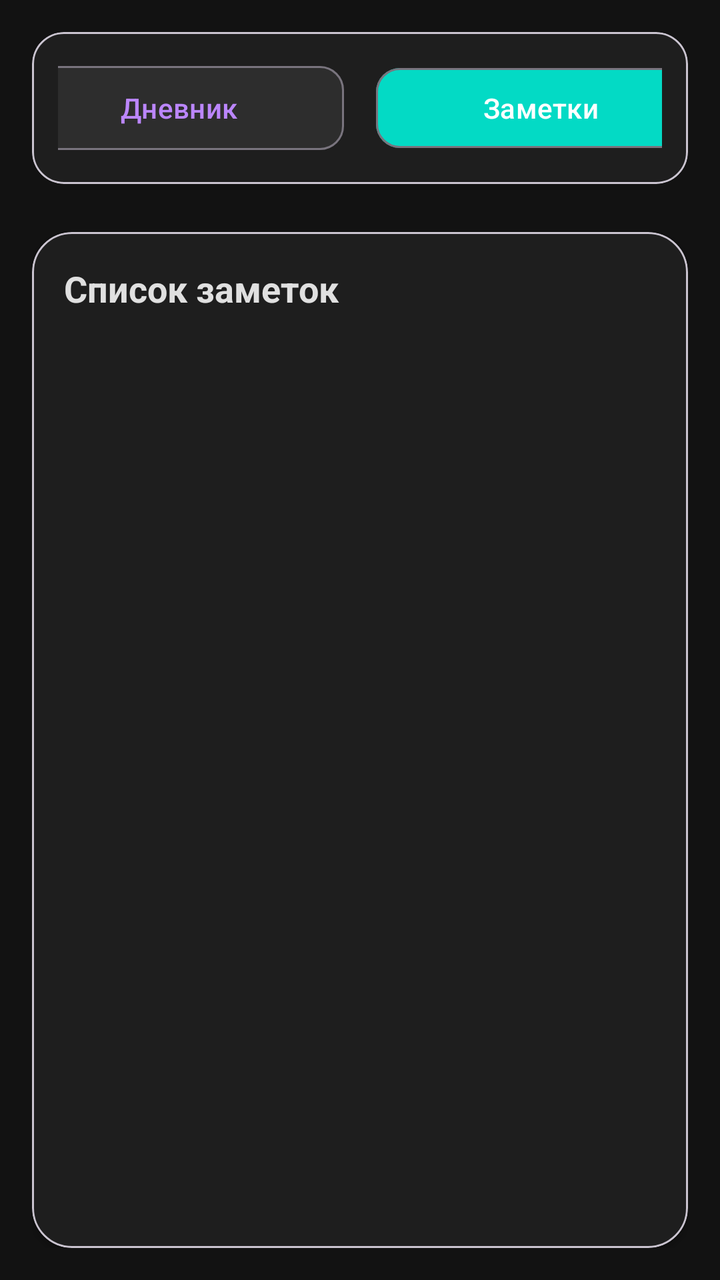
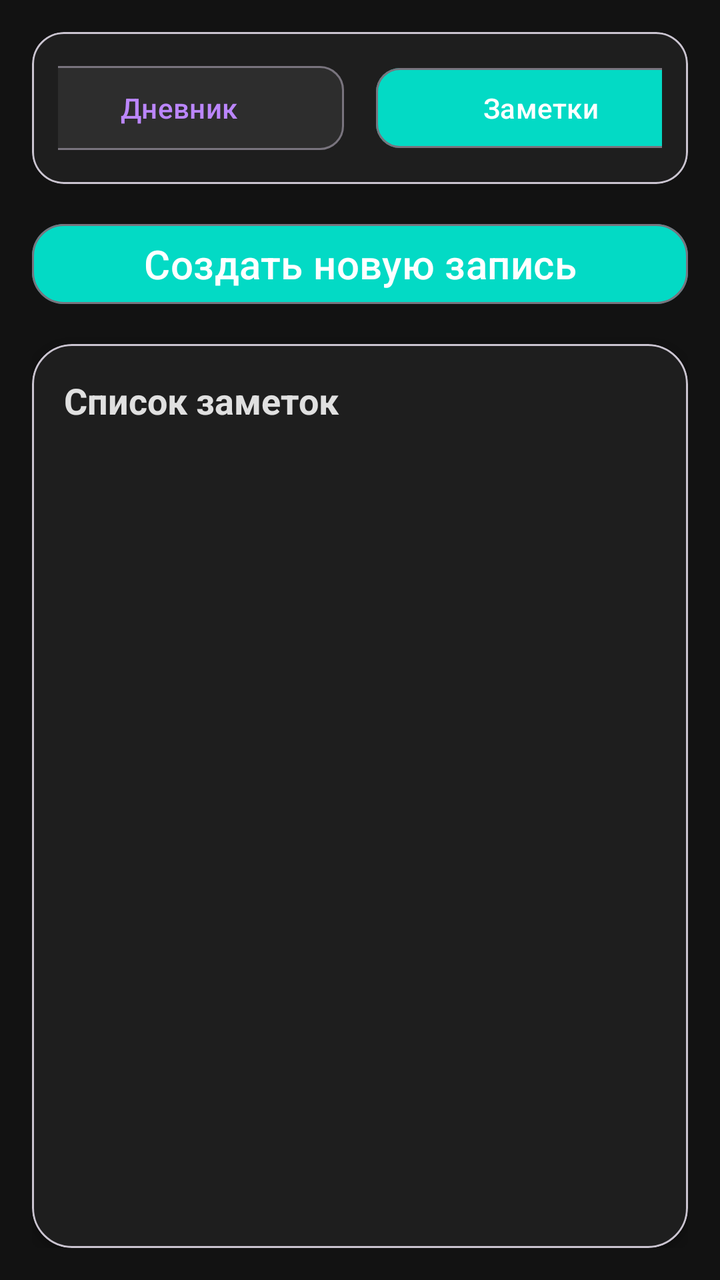

Before-and-after screenshots of an Android layout around one commit, followed by the original layout XML and the change that was made.
<!-- AndroidManifest.xml: application theme Theme.PersonalDiary -->
<!-- res/layout/activity_main.xml -->
<?xml version="1.0" encoding="utf-8"?>
<androidx.constraintlayout.widget.ConstraintLayout
    xmlns:android="http://schemas.android.com/apk/res/android"
    xmlns:app="http://schemas.android.com/apk/res-auto"
    xmlns:tools="http://schemas.android.com/tools"
    android:layout_width="match_parent"
    android:layout_height="match_parent"
    android:background="#121212"
    android:padding="16dp"
    tools:context=".MainActivity">

    <LinearLayout
        android:layout_width="match_parent"
        android:layout_height="match_parent"
        android:orientation="vertical">

        
        <com.google.android.material.card.MaterialCardView
            android:id="@+id/topAppBarCard"
            android:layout_width="match_parent"
            android:layout_height="wrap_content"
            android:layout_marginBottom="24dp"
            app:cardBackgroundColor="#1E1E1E"
            app:cardCornerRadius="16dp">

            <LinearLayout
                android:layout_width="match_parent"
                android:layout_height="match_parent"
                android:orientation="horizontal"
                android:padding="13dp"
                android:gravity="center">

                <com.google.android.material.button.MaterialButton
                    android:id="@+id/btnDates"
                    android:layout_width="165dp"
                    android:layout_height="50dp"
                    android:layout_marginEnd="8dp"
                    android:text="Дневник"
                    android:textColor="#BB86FC"
                    app:backgroundTint="#2D2D2D"
                    app:cornerRadius="12dp"
                    style="@style/Widget.Material3.Button.OutlinedButton" />

                <com.google.android.material.button.MaterialButton
                    android:id="@+id/btnNotes"
                    android:layout_width="165dp"
                    android:layout_height="48dp"
                    android:layout_marginStart="8dp"
                    android:text="Заметки"
                    android:textColor="#FFFFFF"
                    app:backgroundTint="#03DAC5"
                    app:cornerRadius="12dp"
                    style="@style/Widget.Material3.Button.OutlinedButton" />

            </LinearLayout>
        </com.google.android.material.card.MaterialCardView>

        
        <com.google.android.material.card.MaterialCardView
            android:layout_width="match_parent"
            android:layout_height="match_parent"
            app:cardBackgroundColor="#1E1E1E"
            app:cardCornerRadius="20dp"
            app:cardElevation="2dp">

                <LinearLayout
                android:layout_width="match_parent"
                android:layout_height="match_parent"
                android:orientation="vertical"
                android:padding="16dp">

                    <TextView
                        android:layout_width="match_parent"
                        android:layout_height="wrap_content"
                        android:text="Список заметок"
                        android:textColor="#E0E0E0"
                        android:textSize="18sp"
                        android:textStyle="bold"
                        android:layout_marginBottom="12dp"
                        android:drawableTint="#BB86FC"/>

                    
                    <androidx.recyclerview.widget.RecyclerView
                        android:id="@+id/recyclerViewEntries"
                        android:layout_width="match_parent"
                        android:layout_height="0dp"
                        android:layout_weight="1"
                        android:clipToPadding="false"
                        android:paddingTop="4dp"
                        android:paddingBottom="8dp" />

            </LinearLayout>

        </com.google.android.material.card.MaterialCardView>

    </LinearLayout>

</androidx.constraintlayout.widget.ConstraintLayout>
<!-- resources referenced by this layout -->
<resources>
  <style name="Theme.PersonalDiary" parent="Base.Theme.PersonalDiary" />
  <style name="Base.Theme.PersonalDiary" parent="Theme.Material3.DayNight.NoActionBar">
          
          
      </style>
</resources>

<!-- the commit's change to res/layout/activity_main.xml (unified diff, before → after) -->
@@ -19,7 +19,6 @@
             android:id="@+id/topAppBarCard"
             android:layout_width="match_parent"
             android:layout_height="wrap_content"
-            android:layout_marginBottom="24dp"
             app:cardBackgroundColor="#1E1E1E"
             app:cardCornerRadius="16dp">
 
@@ -54,6 +53,19 @@
 
             </LinearLayout>
         </com.google.android.material.card.MaterialCardView>
+
+        <com.google.android.material.button.MaterialButton
+            android:id="@+id/btnNew"
+            android:layout_width="match_parent"
+            android:layout_height="48dp"
+            android:text="Создать новую запись"
+            android:textColor="#FFFFFF"
+            app:backgroundTint="#03DAC5"
+            app:cornerRadius="16dp"
+            android:layout_marginBottom="16dp"
+            android:layout_marginTop="16dp"
+            android:textSize="20sp"
+            style="@style/Widget.Material3.Button.OutlinedButton" />
 
         
         <com.google.android.material.card.MaterialCardView
